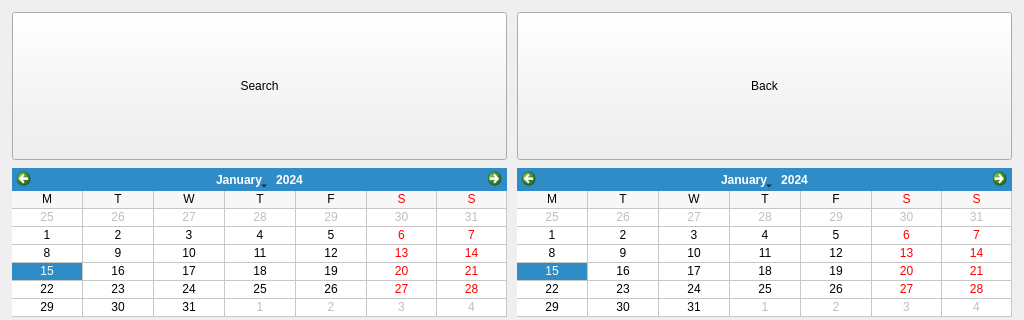
This is penyamanager/user/invoicelistwindow.ui in eguzki/penyamanager as Qt 5 draws it before an edit; both pictures show x 0 to 1024 and y 0 to 320 of the 1024 by 768 pixel window. The edited form follows.
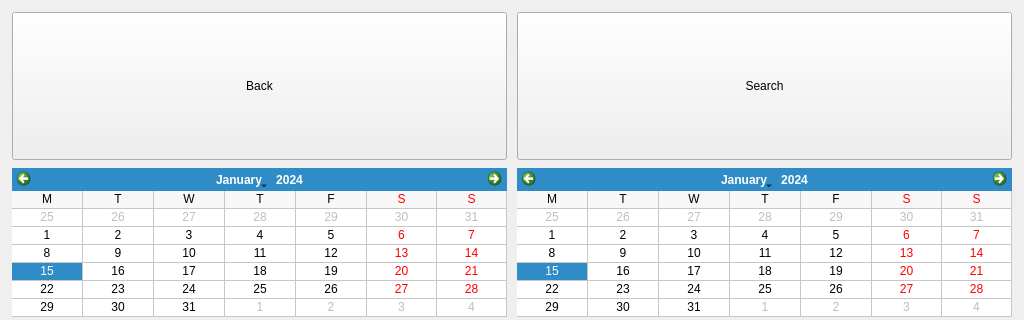
This is the edited form.

Patch:
```diff
--- a/penyamanager/user/invoicelistwindow.ui
+++ b/penyamanager/user/invoicelistwindow.ui
@@ -57,7 +57,7 @@
        <number>1</number>
       </property>
       <item>
-       <widget class="QPushButton" name="searchPushButton">
+       <widget class="QPushButton" name="backPushButton">
         <property name="sizePolicy">
          <sizepolicy hsizetype="Minimum" vsizetype="Expanding">
           <horstretch>0</horstretch>
@@ -65,12 +65,12 @@
          </sizepolicy>
         </property>
         <property name="text">
-         <string>Search</string>
+         <string>Back</string>
         </property>
        </widget>
       </item>
       <item>
-       <widget class="QPushButton" name="backPushButton">
+       <widget class="QPushButton" name="searchPushButton">
         <property name="sizePolicy">
          <sizepolicy hsizetype="Minimum" vsizetype="Expanding">
           <horstretch>0</horstretch>
@@ -78,7 +78,7 @@
          </sizepolicy>
         </property>
         <property name="text">
-         <string>Back</string>
+         <string>Search</string>
         </property>
        </widget>
       </item>
```
